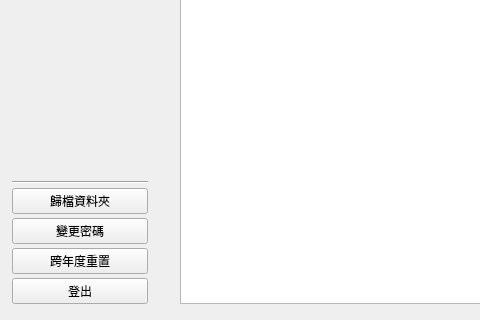
Old version of the form layouts/Layout7.ui in the repository jerrygskk/project_police; both pictures show x 0 to 480 and y 448 to 768 of the 1100 by 768 pixel window.
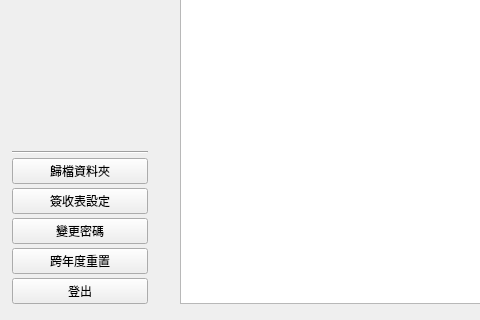
New version of the form. The open tabs and pages were chosen to show the change.

Commit message: feat(print): 簽收表標題可自訂（機關名稱／三表標題／現行犯註記）

The edit to the form file:
```diff
--- a/layouts/Layout7.ui
+++ b/layouts/Layout7.ui
@@ -160,6 +160,11 @@
              <property name="text"><string>歸檔資料夾</string></property>
             </widget>
            </item>
+           <item>
+            <widget class="QPushButton" name="btn_print_titles">
+             <property name="text"><string>簽收表設定</string></property>
+            </widget>
+           </item>
            <item>
             <widget class="QPushButton" name="btn_change_pwd">
              <property name="text"><string>變更密碼</string></property>
```
The commit also changes 8 other files.
